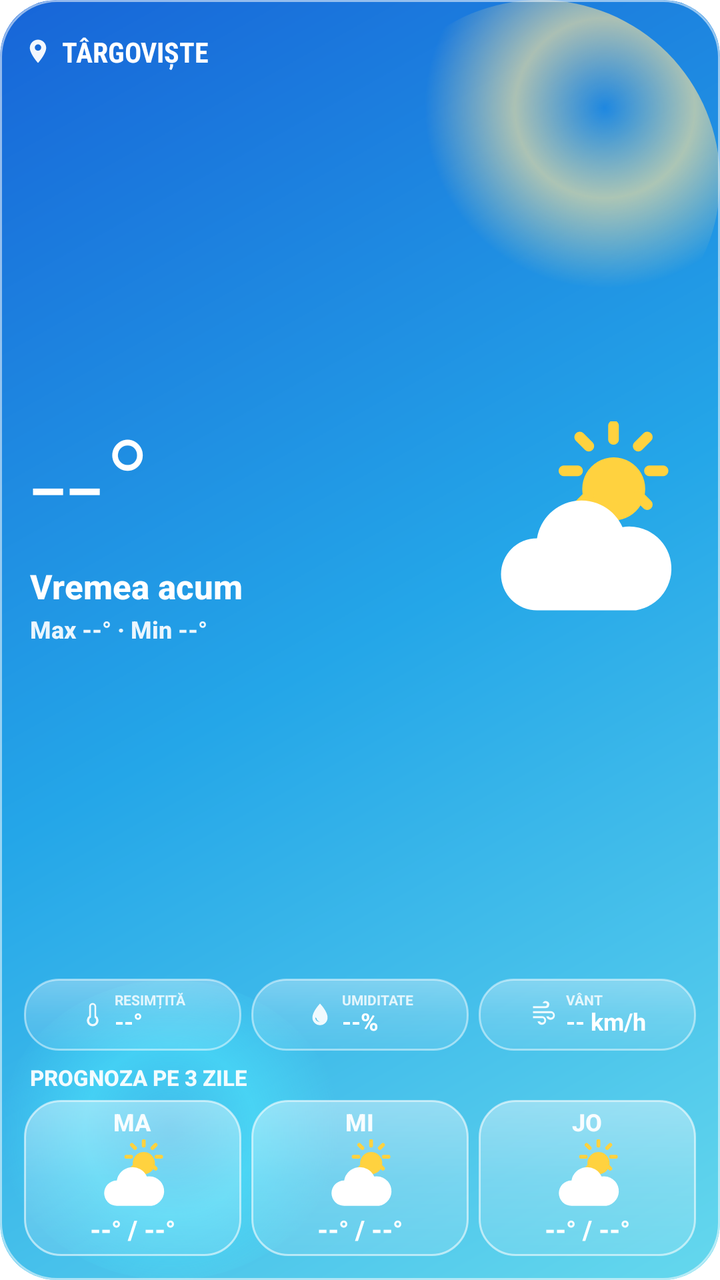
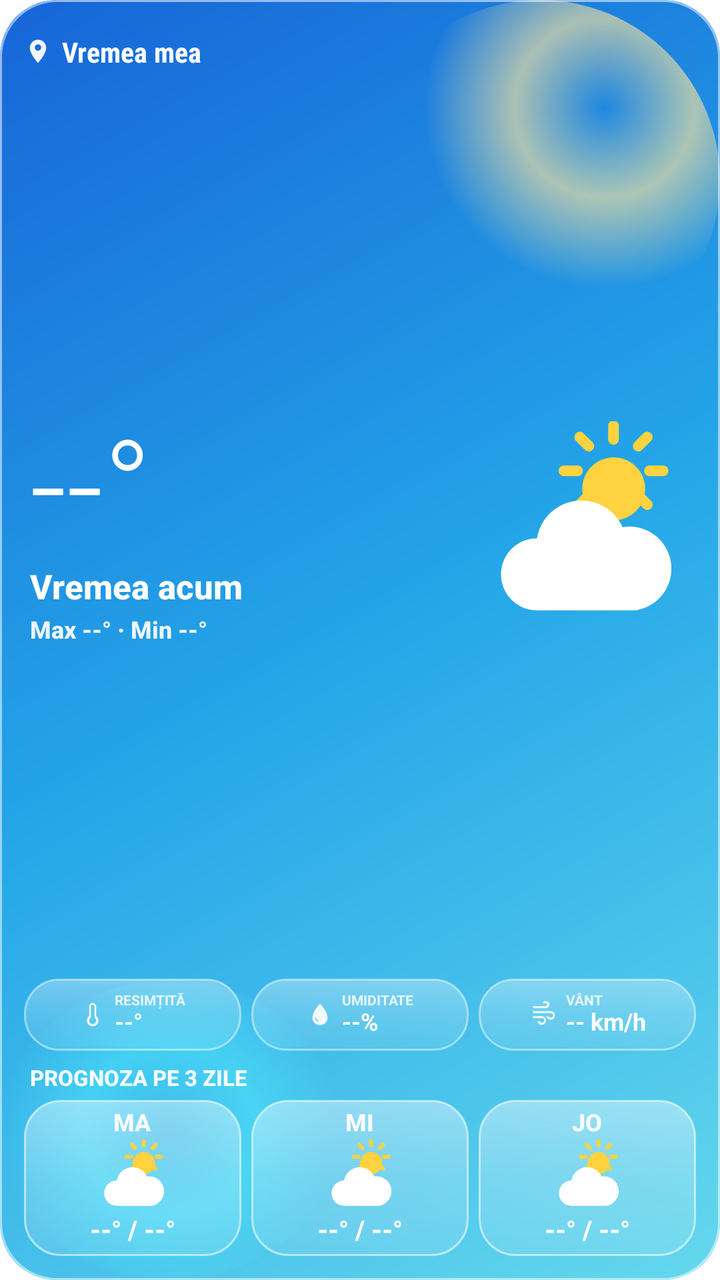

Before-and-after screenshots of an Android layout around one commit, followed by the original layout XML and the change that was made.
<!-- AndroidManifest.xml: application theme android:Theme.Translucent.NoTitleBar -->
<!-- res/layout/widget_meteo.xml -->
<?xml version="1.0" encoding="utf-8"?>
<LinearLayout xmlns:android="http://schemas.android.com/apk/res/android"
    android:id="@+id/forecast_root"
    android:layout_width="match_parent"
    android:layout_height="match_parent"
    android:background="@drawable/widget_weather_day"
    android:clipToOutline="true"
    android:orientation="vertical"
    android:padding="12dp">

    <LinearLayout
        android:layout_width="match_parent"
        android:layout_height="28dp"
        android:gravity="center_vertical"
        android:orientation="horizontal">
        <TextView
            android:id="@+id/forecast_oras"
            android:layout_width="0dp"
            android:layout_height="wrap_content"
            android:layout_weight="1"
            android:drawableStart="@drawable/ic_widget_location"
            android:drawablePadding="5dp"
            android:ellipsize="end"
            android:fontFamily="sans-serif-condensed"
            android:maxLines="1"
            android:text="TÂRGOVIȘTE"
            android:textColor="#FFFFFFFF"
            android:textSize="14sp"
            android:textStyle="bold" />
        <TextView
            android:id="@+id/forecast_actualizat"
            android:layout_width="wrap_content"
            android:layout_height="wrap_content"
            android:layout_marginEnd="5dp"
            android:maxLines="1"
            android:textColor="#E6FFFFFF"
            android:textSize="9sp" />
</LinearLayout>

    <LinearLayout
        android:layout_width="match_parent"
        android:layout_height="0dp"
        android:layout_weight="1"
        android:baselineAligned="false"
        android:gravity="center_vertical"
        android:orientation="horizontal"
        android:paddingStart="3dp"
        android:paddingEnd="3dp">
        <LinearLayout
            android:layout_width="0dp"
            android:layout_height="wrap_content"
            android:layout_weight="1"
            android:orientation="vertical">
            <TextView
                android:id="@+id/forecast_temp"
                android:layout_width="wrap_content"
                android:layout_height="wrap_content"
                android:fontFamily="sans-serif-light"
                android:includeFontPadding="false"
                android:maxLines="1"
                android:text="--°"
                android:textColor="#FFFFFFFF"
                android:textSize="64sp" />
            <TextView
                android:id="@+id/forecast_desc"
                android:layout_width="match_parent"
                android:layout_height="wrap_content"
                android:ellipsize="end"
                android:fontFamily="sans-serif-medium"
                android:maxLines="1"
                android:text="Vremea acum"
                android:textColor="#FFFFFFFF"
                android:textSize="17sp"
                android:textStyle="bold" />
            <TextView
                android:id="@+id/forecast_maxmin"
                android:layout_width="match_parent"
                android:layout_height="wrap_content"
                android:layout_marginTop="2dp"
                android:ellipsize="end"
                android:fontFamily="sans-serif-medium"
                android:maxLines="1"
                android:text="Max --° · Min --°"
                android:textColor="#E8FFFFFF"
                android:textSize="12sp"
                android:textStyle="bold" />
        </LinearLayout>
        <ImageView
            android:id="@+id/forecast_icon"
            android:layout_width="108dp"
            android:layout_height="108dp"
            android:layout_marginStart="8dp"
            android:contentDescription="Starea vremii"
            android:src="@drawable/ic_w_partial" />
    </LinearLayout>

    <TextView
        android:id="@+id/forecast_warning"
        android:layout_width="match_parent"
        android:layout_height="wrap_content"
        android:layout_marginBottom="5dp"
        android:background="@drawable/widget_warning_yellow"
        android:ellipsize="end"
        android:maxLines="1"
        android:paddingStart="9dp"
        android:paddingTop="4dp"
        android:paddingEnd="9dp"
        android:paddingBottom="4dp"
        android:text="! COD GALBEN"
        android:textColor="#27313B"
        android:textSize="9sp"
        android:textStyle="bold"
        android:visibility="gone" />

    <LinearLayout
        android:layout_width="match_parent"
        android:layout_height="36dp"
        android:layout_marginBottom="6dp"
        android:baselineAligned="false"
        android:orientation="horizontal">
        <LinearLayout android:layout_width="0dp" android:layout_height="match_parent" android:layout_marginEnd="3dp" android:layout_weight="1" android:background="@drawable/widget_glass" android:gravity="center" android:orientation="horizontal" android:paddingStart="5dp" android:paddingEnd="5dp">
            <ImageView android:layout_width="14dp" android:layout_height="14dp" android:contentDescription="Temperatura resimțită" android:src="@drawable/ic_widget_thermo" />
            <LinearLayout android:layout_width="wrap_content" android:layout_height="wrap_content" android:layout_marginStart="4dp" android:orientation="vertical">
                <TextView android:layout_width="wrap_content" android:layout_height="wrap_content" android:includeFontPadding="false" android:text="RESIMȚITĂ" android:textColor="#CFFFFFFF" android:textSize="7sp" android:textStyle="bold" />
                <TextView android:id="@+id/forecast_feels" android:layout_width="wrap_content" android:layout_height="wrap_content" android:includeFontPadding="false" android:text="--°" android:textColor="#FFFFFFFF" android:textSize="12sp" android:textStyle="bold" />
            </LinearLayout>
        </LinearLayout>
        <LinearLayout android:layout_width="0dp" android:layout_height="match_parent" android:layout_marginStart="2dp" android:layout_marginEnd="2dp" android:layout_weight="1" android:background="@drawable/widget_glass" android:gravity="center" android:orientation="horizontal" android:paddingStart="5dp" android:paddingEnd="5dp">
            <ImageView android:layout_width="14dp" android:layout_height="14dp" android:contentDescription="Umiditate" android:src="@drawable/ic_widget_drop" />
            <LinearLayout android:layout_width="wrap_content" android:layout_height="wrap_content" android:layout_marginStart="4dp" android:orientation="vertical">
                <TextView android:layout_width="wrap_content" android:layout_height="wrap_content" android:includeFontPadding="false" android:text="UMIDITATE" android:textColor="#CFFFFFFF" android:textSize="7sp" android:textStyle="bold" />
                <TextView android:id="@+id/forecast_humidity" android:layout_width="wrap_content" android:layout_height="wrap_content" android:includeFontPadding="false" android:text="--%" android:textColor="#FFFFFFFF" android:textSize="12sp" android:textStyle="bold" />
            </LinearLayout>
        </LinearLayout>
        <LinearLayout android:layout_width="0dp" android:layout_height="match_parent" android:layout_marginStart="3dp" android:layout_weight="1" android:background="@drawable/widget_glass" android:gravity="center" android:orientation="horizontal" android:paddingStart="5dp" android:paddingEnd="5dp">
            <ImageView android:layout_width="15dp" android:layout_height="15dp" android:contentDescription="Vânt" android:src="@drawable/ic_widget_wind" />
            <LinearLayout android:layout_width="wrap_content" android:layout_height="wrap_content" android:layout_marginStart="4dp" android:orientation="vertical">
                <TextView android:layout_width="wrap_content" android:layout_height="wrap_content" android:includeFontPadding="false" android:text="VÂNT" android:textColor="#CFFFFFFF" android:textSize="7sp" android:textStyle="bold" />
                <TextView android:id="@+id/forecast_wind" android:layout_width="wrap_content" android:layout_height="wrap_content" android:includeFontPadding="false" android:maxLines="1" android:text="-- km/h" android:textColor="#FFFFFFFF" android:textSize="12sp" android:textStyle="bold" />
            </LinearLayout>
        </LinearLayout>
    </LinearLayout>

    <TextView
        android:id="@+id/forecast_section_title"
        android:layout_width="match_parent"
        android:layout_height="wrap_content"
        android:layout_marginStart="3dp"
        android:layout_marginBottom="4dp"
        android:fontFamily="sans-serif-medium"
        android:text="PROGNOZA PE 3 ZILE"
        android:textColor="#EEFFFFFF"
        android:textSize="11sp"
        android:textStyle="bold" />

    <LinearLayout
        android:id="@+id/forecast_days"
        android:layout_width="match_parent"
        android:layout_height="78dp"
        android:baselineAligned="false"
        android:gravity="center"
        android:orientation="horizontal">
        <LinearLayout android:layout_width="0dp" android:layout_height="match_parent" android:layout_marginEnd="3dp" android:layout_weight="1" android:background="@drawable/widget_glass_strong" android:gravity="center" android:orientation="vertical" android:padding="4dp">
            <TextView android:id="@+id/day1_name" android:layout_width="wrap_content" android:layout_height="wrap_content" android:fontFamily="sans-serif-medium" android:includeFontPadding="false" android:text="MA" android:textColor="#F0FFFFFF" android:textSize="12sp" android:textStyle="bold" />
            <ImageView android:id="@+id/day1_icon" android:layout_width="38dp" android:layout_height="38dp" android:layout_marginTop="1dp" android:contentDescription="Prognoză" android:src="@drawable/ic_w_partial" />
            <TextView android:id="@+id/day1_temp" android:layout_width="wrap_content" android:layout_height="wrap_content" android:fontFamily="sans-serif-medium" android:includeFontPadding="false" android:maxLines="1" android:text="--° / --°" android:textColor="#FFFFFFFF" android:textSize="13sp" android:textStyle="bold" />
        </LinearLayout>
        <LinearLayout android:layout_width="0dp" android:layout_height="match_parent" android:layout_marginStart="2dp" android:layout_marginEnd="2dp" android:layout_weight="1" android:background="@drawable/widget_glass_strong" android:gravity="center" android:orientation="vertical" android:padding="4dp">
            <TextView android:id="@+id/day2_name" android:layout_width="wrap_content" android:layout_height="wrap_content" android:fontFamily="sans-serif-medium" android:includeFontPadding="false" android:text="MI" android:textColor="#F0FFFFFF" android:textSize="12sp" android:textStyle="bold" />
            <ImageView android:id="@+id/day2_icon" android:layout_width="38dp" android:layout_height="38dp" android:layout_marginTop="1dp" android:contentDescription="Prognoză" android:src="@drawable/ic_w_partial" />
            <TextView android:id="@+id/day2_temp" android:layout_width="wrap_content" android:layout_height="wrap_content" android:fontFamily="sans-serif-medium" android:includeFontPadding="false" android:maxLines="1" android:text="--° / --°" android:textColor="#FFFFFFFF" android:textSize="13sp" android:textStyle="bold" />
        </LinearLayout>
        <LinearLayout android:layout_width="0dp" android:layout_height="match_parent" android:layout_marginStart="3dp" android:layout_weight="1" android:background="@drawable/widget_glass_strong" android:gravity="center" android:orientation="vertical" android:padding="4dp">
            <TextView android:id="@+id/day3_name" android:layout_width="wrap_content" android:layout_height="wrap_content" android:fontFamily="sans-serif-medium" android:includeFontPadding="false" android:text="JO" android:textColor="#F0FFFFFF" android:textSize="12sp" android:textStyle="bold" />
            <ImageView android:id="@+id/day3_icon" android:layout_width="38dp" android:layout_height="38dp" android:layout_marginTop="1dp" android:contentDescription="Prognoză" android:src="@drawable/ic_w_partial" />
            <TextView android:id="@+id/day3_temp" android:layout_width="wrap_content" android:layout_height="wrap_content" android:fontFamily="sans-serif-medium" android:includeFontPadding="false" android:maxLines="1" android:text="--° / --°" android:textColor="#FFFFFFFF" android:textSize="13sp" android:textStyle="bold" />
        </LinearLayout>
    </LinearLayout>

    <TextView android:id="@+id/forecast_no_days" android:layout_width="1dp" android:layout_height="1dp" android:visibility="gone" />
</LinearLayout>
<!-- resources referenced by this layout -->
<resources>
  <!-- drawable ic_w_partial (drawable) -->
  <vector xmlns:android="http://schemas.android.com/apk/res/android"
      android:width="48dp" android:height="48dp" android:viewportWidth="48" android:viewportHeight="48">
      <path android:fillColor="#FFD23F" android:pathData="M31,8a7,7 0 1,0 0.1,0z"/>
      <path android:strokeColor="#FFD23F" android:strokeWidth="2.4" android:strokeLineCap="round"
          android:pathData="M31,1v3 M31,19v3 M20,11h3 M39,11h3 M23.5,3.5l2,2 M36.5,16.5l2,2 M38.5,3.5l-2,2 M25.5,16.5l-2,2"/>
      <path android:fillColor="#FFFFFF"
          android:pathData="M14,42a8,8 0 0,1 0,-16 10,10 0 0,1 19,-2.5 8,8 0 0,1 3,18.5z"/>
  </vector>
  <!-- drawable ic_widget_drop (drawable) -->
  <vector xmlns:android="http://schemas.android.com/apk/res/android" android:width="14dp" android:height="14dp" android:viewportWidth="24" android:viewportHeight="24">
      <path android:fillColor="#E8FFFFFF" android:pathData="M12,2.5S5.5,9.2 5.5,14.5a6.5,6.5 0,1 0,13,0C18.5,9.2 12,2.5 12,2.5zM9,15c0.3,1.7 1.3,2.7 3,3c-2.4,0.4 -4.4,-1.6 -4,-4c0.2,0.6 0.5,0.9 1,1z" />
  </vector>
  <!-- drawable ic_widget_location (drawable) -->
  <vector xmlns:android="http://schemas.android.com/apk/res/android" android:width="14dp" android:height="14dp" android:viewportWidth="24" android:viewportHeight="24">
      <path android:fillColor="#F2FFFFFF" android:pathData="M12,2C8.13,2 5,5.13 5,9c0,5.25 7,13 7,13s7,-7.75 7,-13c0,-3.87 -3.13,-7 -7,-7zM12,11.5A2.5,2.5 0,1 1,12,6a2.5,2.5 0,0 1,0,5.5z" />
  </vector>
  <!-- drawable ic_widget_thermo (drawable) -->
  <vector xmlns:android="http://schemas.android.com/apk/res/android" android:width="14dp" android:height="14dp" android:viewportWidth="24" android:viewportHeight="24">
      <path android:fillColor="#E8FFFFFF" android:pathData="M15,13V5a3,3 0,0 0,-6,0v8a5,5 0,1 0,6,0zM12,20a3,3 0,0 1,-1.5,-5.6V5a1.5,1.5 0,0 1,3,0v9.4A3,3 0,0 1,12,20z" />
  </vector>
  <!-- drawable ic_widget_wind (drawable) -->
  <vector xmlns:android="http://schemas.android.com/apk/res/android" android:width="15dp" android:height="15dp" android:viewportWidth="24" android:viewportHeight="24">
      <path android:fillColor="#E8FFFFFF" android:pathData="M4,7h10.2a2.8,2.8 0,1 0,-2.5,-4h2.1a1.2,1.2 0,1 1,0.4,2.4H4V7zM4,11h14.2a1.8,1.8 0,1 1,-1.6,2.6h-2a3.5,3.5 0,1 0,3.6,-4.2H4V11zM4,15h7.2a1.8,1.8 0,1 1,-1.6,2.6h-2a3.5,3.5 0,1 0,3.6,-4.2H4V15z" />
  </vector>
  <!-- drawable widget_glass (drawable) -->
  <?xml version="1.0" encoding="utf-8"?>
  <shape xmlns:android="http://schemas.android.com/apk/res/android" android:shape="rectangle">
      <corners android:radius="17dp" />
      <gradient android:angle="270" android:startColor="#55FFFFFF" android:centerColor="#2EFFFFFF" android:endColor="#16FFFFFF" />
      <stroke android:width="1dp" android:color="#78FFFFFF" />
  </shape>
  <!-- drawable widget_glass_strong (drawable) -->
  <?xml version="1.0" encoding="utf-8"?>
  <shape xmlns:android="http://schemas.android.com/apk/res/android" android:shape="rectangle">
      <corners android:radius="18dp" />
      <gradient android:angle="270" android:startColor="#68FFFFFF" android:centerColor="#38FFFFFF" android:endColor="#1CFFFFFF" />
      <stroke android:width="1dp" android:color="#92FFFFFF" />
  </shape>
  <!-- drawable widget_warning_yellow (drawable) -->
  <?xml version="1.0" encoding="utf-8"?>
  <shape xmlns:android="http://schemas.android.com/apk/res/android" android:shape="rectangle">
      <corners android:radius="12dp" />
      <solid android:color="#FFFFD34F" />
  </shape>
  <!-- unchanged entries left out for length: 1 -->
</resources>

<!-- the commit's change to res/layout/widget_meteo.xml (unified diff, before → after) -->
@@ -23,7 +23,7 @@
             android:ellipsize="end"
             android:fontFamily="sans-serif-condensed"
             android:maxLines="1"
-            android:text="TÂRGOVIȘTE"
+            android:text="@string/widget_preview_city"
             android:textColor="#FFFFFFFF"
             android:textSize="14sp"
             android:textStyle="bold" />
<!-- resource entries referenced after the edit -->
@@ -45,6 +45,7 @@
       <corners android:radius="12dp" />
       <solid android:color="#FFFFD34F" />
   </shape>
+  <string name="widget_preview_city">Vremea mea</string>
   <!-- unchanged entries left out for length: 1 -->
 </resources>
 
